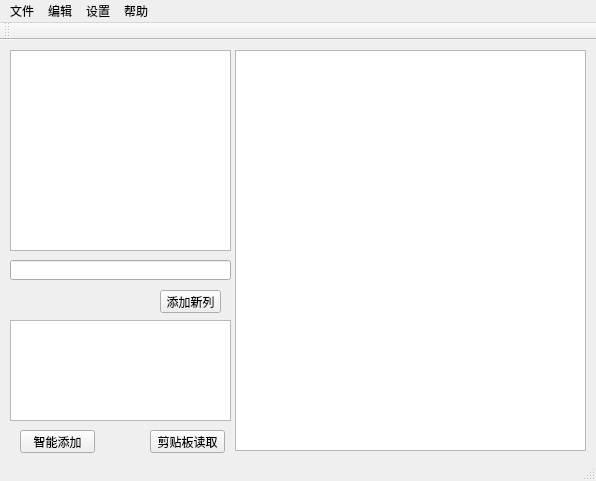
Above: ListAutoSort/ListAutoSort.ui from iwxyi/ListAutoSort before the change. Below: the same form after it.
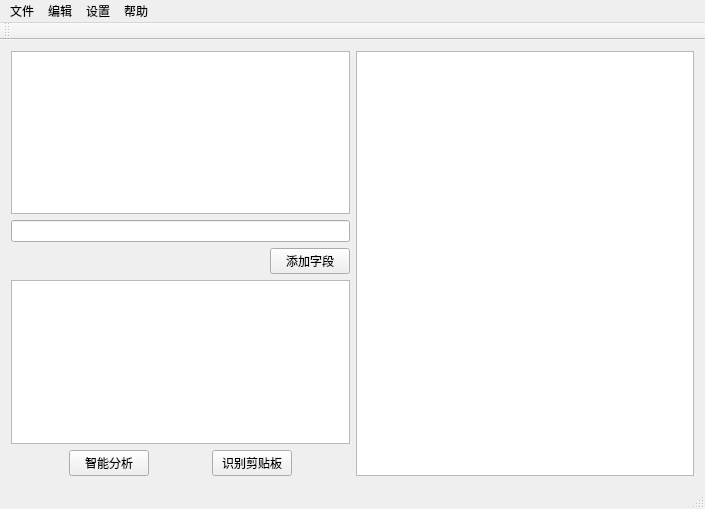
That is the form after the change.

Commit message: 重构布局，拉伸大小

```diff
--- a/ListAutoSort/ListAutoSort.ui
+++ b/ListAutoSort/ListAutoSort.ui
@@ -6,103 +6,143 @@
    <rect>
     <x>0</x>
     <y>0</y>
-    <width>596</width>
-    <height>481</height>
+    <width>705</width>
+    <height>509</height>
    </rect>
   </property>
   <property name="windowTitle">
    <string>ListAutoSort</string>
   </property>
   <widget class="QWidget" name="centralWidget">
-   <widget class="QTableView" name="tableView">
-    <property name="geometry">
-     <rect>
-      <x>235</x>
-      <y>10</y>
-      <width>351</width>
-      <height>401</height>
-     </rect>
-    </property>
-   </widget>
-   <widget class="QPlainTextEdit" name="inputEdit">
-    <property name="geometry">
-     <rect>
-      <x>10</x>
-      <y>280</y>
-      <width>221</width>
-      <height>101</height>
-     </rect>
-    </property>
-   </widget>
-   <widget class="QPushButton" name="inputButton">
-    <property name="geometry">
-     <rect>
-      <x>20</x>
-      <y>390</y>
-      <width>75</width>
-      <height>23</height>
-     </rect>
-    </property>
-    <property name="text">
-     <string>智能添加</string>
-    </property>
-   </widget>
-   <widget class="QPushButton" name="pasteButton">
-    <property name="geometry">
-     <rect>
-      <x>150</x>
-      <y>390</y>
-      <width>75</width>
-      <height>23</height>
-     </rect>
-    </property>
-    <property name="text">
-     <string>剪贴板读取</string>
-    </property>
-   </widget>
-   <widget class="QPushButton" name="addCol">
-    <property name="geometry">
-     <rect>
-      <x>160</x>
-      <y>250</y>
-      <width>61</width>
-      <height>23</height>
-     </rect>
-    </property>
-    <property name="text">
-     <string>添加新列</string>
-    </property>
-   </widget>
-   <widget class="QListWidget" name="fieldsList">
-    <property name="geometry">
-     <rect>
-      <x>10</x>
-      <y>10</y>
-      <width>221</width>
-      <height>201</height>
-     </rect>
-    </property>
-    <property name="contextMenuPolicy">
-     <enum>Qt::CustomContextMenu</enum>
-    </property>
-   </widget>
-   <widget class="QLineEdit" name="patternEdit">
-    <property name="geometry">
-     <rect>
-      <x>10</x>
-      <y>220</y>
-      <width>221</width>
-      <height>20</height>
-     </rect>
-    </property>
-   </widget>
+   <layout class="QHBoxLayout" name="horizontalLayout_2">
+    <item>
+     <layout class="QHBoxLayout" name="horizontalLayout">
+      <item>
+       <layout class="QVBoxLayout" name="inputVLayout">
+        <property name="sizeConstraint">
+         <enum>QLayout::SetDefaultConstraint</enum>
+        </property>
+        <item>
+         <widget class="QListWidget" name="fieldsList">
+          <property name="contextMenuPolicy">
+           <enum>Qt::CustomContextMenu</enum>
+          </property>
+         </widget>
+        </item>
+        <item>
+         <widget class="QLineEdit" name="patternEdit"/>
+        </item>
+        <item>
+         <layout class="QHBoxLayout" name="horizontalLayout_4">
+          <property name="sizeConstraint">
+           <enum>QLayout::SetMinimumSize</enum>
+          </property>
+          <property name="topMargin">
+           <number>0</number>
+          </property>
+          <item>
+           <spacer name="horizontalSpacer">
+            <property name="orientation">
+             <enum>Qt::Horizontal</enum>
+            </property>
+            <property name="sizeHint" stdset="0">
+             <size>
+              <width>40</width>
+              <height>20</height>
+             </size>
+            </property>
+           </spacer>
+          </item>
+          <item>
+           <widget class="QPushButton" name="addCol">
+            <property name="text">
+             <string>添加字段</string>
+            </property>
+           </widget>
+          </item>
+         </layout>
+        </item>
+        <item>
+         <widget class="QPlainTextEdit" name="inputEdit"/>
+        </item>
+        <item>
+         <layout class="QHBoxLayout" name="horizontalLayout_3">
+          <property name="sizeConstraint">
+           <enum>QLayout::SetMinimumSize</enum>
+          </property>
+          <property name="topMargin">
+           <number>0</number>
+          </property>
+          <item>
+           <spacer name="horizontalSpacer_3">
+            <property name="orientation">
+             <enum>Qt::Horizontal</enum>
+            </property>
+            <property name="sizeHint" stdset="0">
+             <size>
+              <width>40</width>
+              <height>20</height>
+             </size>
+            </property>
+           </spacer>
+          </item>
+          <item>
+           <widget class="QPushButton" name="inputButton">
+            <property name="text">
+             <string>智能分析</string>
+            </property>
+           </widget>
+          </item>
+          <item>
+           <spacer name="horizontalSpacer_2">
+            <property name="orientation">
+             <enum>Qt::Horizontal</enum>
+            </property>
+            <property name="sizeHint" stdset="0">
+             <size>
+              <width>40</width>
+              <height>20</height>
+             </size>
+            </property>
+           </spacer>
+          </item>
+          <item>
+           <widget class="QPushButton" name="pasteButton">
+            <property name="text">
+             <string>识别剪贴板</string>
+            </property>
+           </widget>
+          </item>
+          <item>
+           <spacer name="horizontalSpacer_4">
+            <property name="orientation">
+             <enum>Qt::Horizontal</enum>
+            </property>
+            <property name="sizeHint" stdset="0">
+             <size>
+              <width>40</width>
+              <height>20</height>
+             </size>
+            </property>
+           </spacer>
+          </item>
+         </layout>
+        </item>
+       </layout>
+      </item>
+      <item>
+       <widget class="QTableWidget" name="tableWidget"/>
+      </item>
+     </layout>
+    </item>
+   </layout>
   </widget>
   <widget class="QMenuBar" name="menuBar">
    <property name="geometry">
     <rect>
      <x>0</x>
      <y>0</y>
-     <width>596</width>
+     <width>705</width>
      <height>23</height>
     </rect>
    </property>
```
The commit also changes 4 other files.
